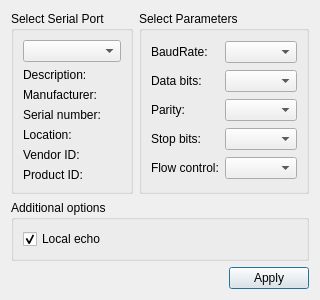
malichao/SLAM, file settingsdialog.ui: the form before one commit.
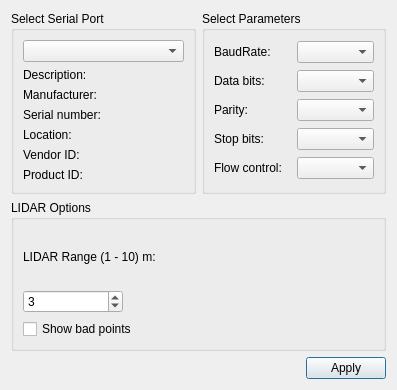
The form after the commit.

Commit message: Show both text data and visual data

Patch:
```diff
--- a/settingsdialog.ui
+++ b/settingsdialog.ui
@@ -6,8 +6,8 @@
    <rect>
     <x>0</x>
     <y>0</y>
-    <width>281</width>
-    <height>262</height>
+    <width>397</width>
+    <height>390</height>
    </rect>
   </property>
   <property name="windowTitle">
@@ -154,16 +154,48 @@
    <item row="1" column="0" colspan="2">
     <widget class="QGroupBox" name="additionalOptionsGroupBox">
      <property name="title">
-      <string>Additional options</string>
+      <string>LIDAR Options</string>
      </property>
      <layout class="QVBoxLayout" name="verticalLayout">
       <item>
-       <widget class="QCheckBox" name="localEchoCheckBox">
+       <widget class="QLabel" name="label">
+        <property name="maximumSize">
+         <size>
+          <width>500</width>
+          <height>16777215</height>
+         </size>
+        </property>
         <property name="text">
-         <string>Local echo</string>
+         <string>LIDAR Range (1 - 10) m:</string>
+        </property>
+       </widget>
+      </item>
+      <item>
+       <widget class="QSpinBox" name="LidarSpinBox">
+        <property name="maximumSize">
+         <size>
+          <width>100</width>
+          <height>16777215</height>
+         </size>
+        </property>
+        <property name="minimum">
+         <number>1</number>
+        </property>
+        <property name="maximum">
+         <number>10</number>
+        </property>
+        <property name="value">
+         <number>3</number>
+        </property>
+       </widget>
+      </item>
+      <item>
+       <widget class="QCheckBox" name="showBadPointsCheckBox">
+        <property name="text">
+         <string>Show bad points</string>
         </property>
         <property name="checked">
-         <bool>true</bool>
+         <bool>false</bool>
         </property>
        </widget>
       </item>
```
The commit also changes 32 other files.
